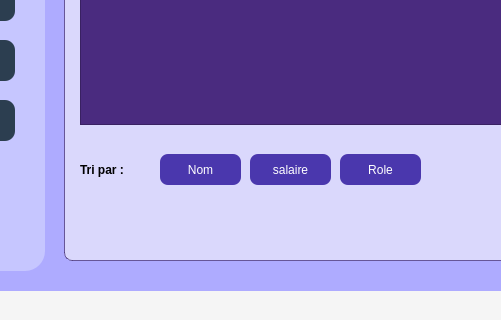
The window that mainwindow.ui (MontaCHOUIG/MallFlow) describes before a commit, drawn with Qt 5; both pictures show x 156 to 657 and y 480 to 800 of the 1390 by 800 pixel window.
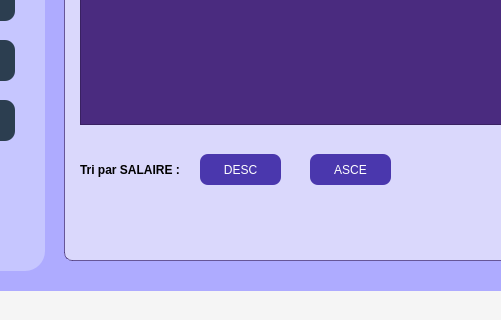
The same window after the commit. Icons and pictures are not drawn.

The edit to the form file:
```diff
--- a/mainwindow.ui
+++ b/mainwindow.ui
@@ -454,7 +454,7 @@
      <widget class="QPushButton" name="Em_Button_Tri_Nom">
       <property name="geometry">
        <rect>
-        <x>90</x>
+        <x>130</x>
         <y>440</y>
         <width>81</width>
         <height>31</height>
@@ -471,30 +471,7 @@
 }</string>
       </property>
       <property name="text">
-       <string>Nom</string>
-      </property>
-     </widget>
-     <widget class="QPushButton" name="Em_Button_Tri_Type">
-      <property name="geometry">
-       <rect>
-        <x>180</x>
-        <y>440</y>
-        <width>81</width>
-        <height>31</height>
-       </rect>
-      </property>
-      <property name="styleSheet">
-       <string notr="true">QPushButton {
-background-color: rgba(35,10,152, 200);
-border-radius: 8px;
-color: white;
-}
-QPushButton:hover {
-background-color: qlineargradient(spread:pad, x1:0, y1:0, x2:0, y2:1, stop:0 rgba(117, 201, 187, 200), stop:1 rgba(35,10,152, 200));
-}</string>
-      </property>
-      <property name="text">
-       <string>salaire</string>
+       <string>DESC</string>
       </property>
      </widget>
      <widget class="QLabel" name="Em_Label_Recherche">
@@ -589,7 +566,7 @@
        <rect>
         <x>10</x>
         <y>440</y>
-        <width>71</width>
+        <width>111</width>
         <height>31</height>
        </rect>
       </property>
@@ -599,13 +576,13 @@
        </font>
       </property>
       <property name="text">
-       <string>Tri par :</string>
+       <string>Tri par SALAIRE :</string>
       </property>
      </widget>
      <widget class="QPushButton" name="Em_Button_Tri_ID">
       <property name="geometry">
        <rect>
-        <x>270</x>
+        <x>240</x>
         <y>440</y>
         <width>81</width>
         <height>31</height>
@@ -622,7 +599,7 @@
 }</string>
       </property>
       <property name="text">
-       <string>Role</string>
+       <string>ASCE</string>
       </property>
      </widget>
      <widget class="QPushButton" name="Em_Button_Fermer">
```
Left out of the diff: 17 changed lines with no effect on the pictures.
